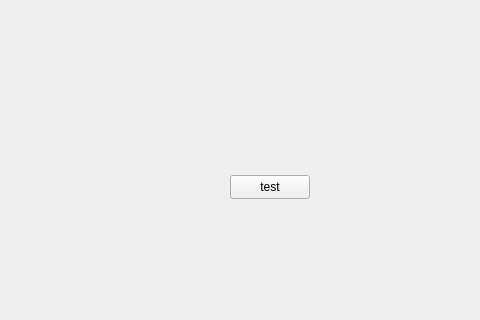
Old version of the form novellagame.ui in the repository Kirillo001/TheNovelProject; both pictures show x 360 to 840 and y 175 to 495 of the 1280 by 720 pixel window.
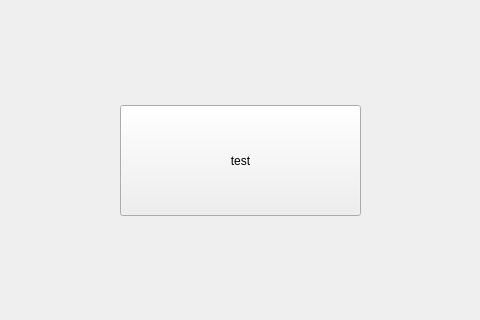
New version of the form.

Patch:
```diff
--- a/novellagame.ui
+++ b/novellagame.ui
@@ -13,13 +13,16 @@
   <property name="windowTitle">
    <string>Form</string>
   </property>
+  <property name="autoFillBackground">
+   <bool>true</bool>
+  </property>
   <widget class="QPushButton" name="pushButton">
    <property name="geometry">
     <rect>
-     <x>590</x>
-     <y>350</y>
-     <width>80</width>
-     <height>24</height>
+     <x>480</x>
+     <y>280</y>
+     <width>241</width>
+     <height>111</height>
     </rect>
    </property>
    <property name="text">
```
